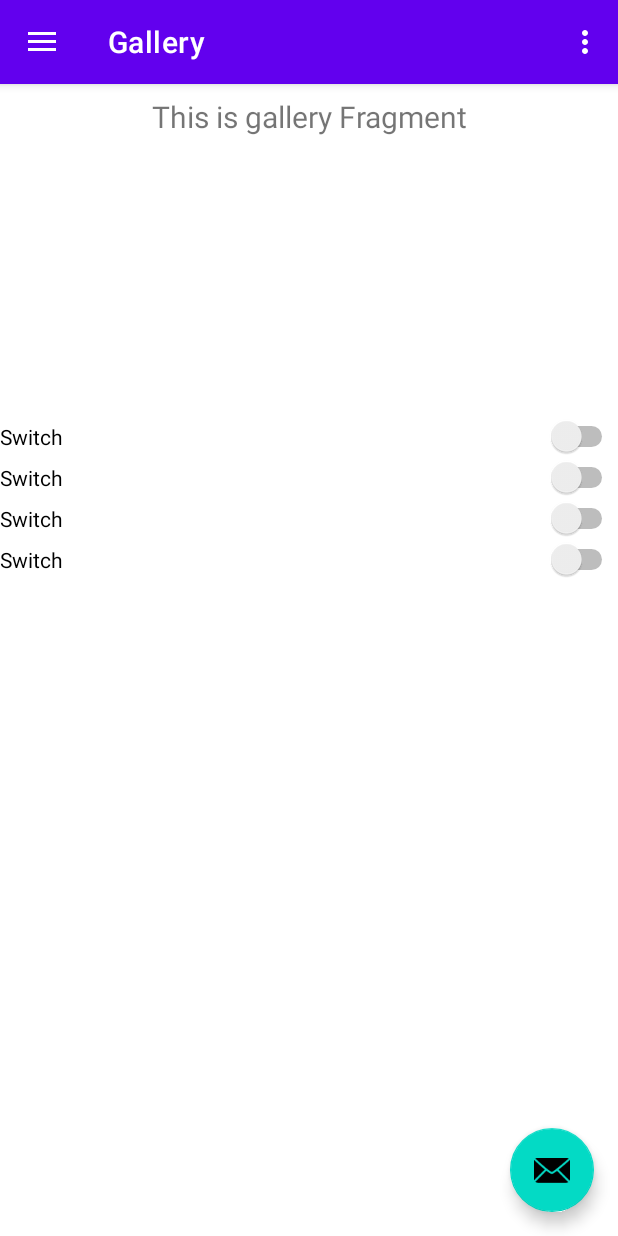
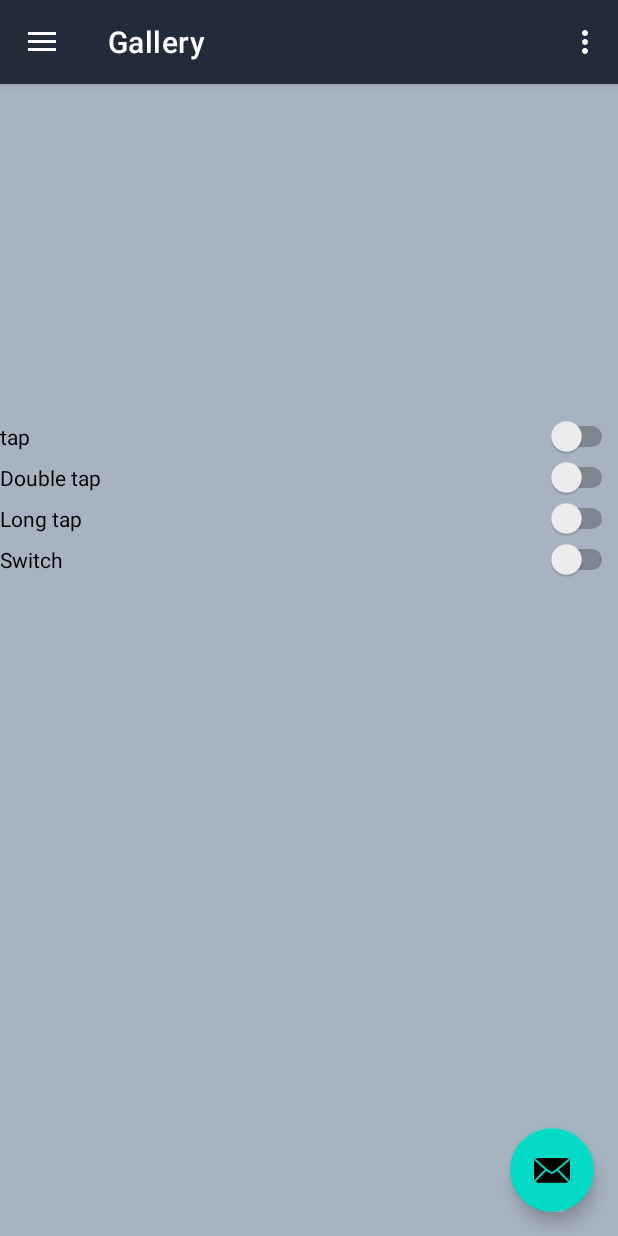
Before and after one commit to AI-paca/BlueMacro, an Android app: the DeviceFragment screen opened through its navigation route, on a phone screen of 412 x 824 dp. Run offline under Robolectric (Android 15) with nearby library versions, the phone set to English and light mode, and no system bars; our stand-ins replace navigation-ui.

Commit message:
1.0.8v colors

```diff
--- a/app/src/main/java/com/example/bluemacro/MainActivity.kt
+++ b/app/src/main/java/com/example/bluemacro/MainActivity.kt
@@ -3,9 +3,11 @@ package com.example.bluemacro
 import android.content.Intent
 import android.content.IntentFilter
 import android.os.Bundle
+import android.util.Log
 import android.view.KeyEvent
 import android.view.Menu
 import android.view.MenuItem
+import android.widget.TextView
 import com.google.android.material.snackbar.Snackbar
 import com.google.android.material.navigation.NavigationView
 import androidx.navigation.findNavController
@@ -15,6 +17,8 @@ import androidx.navigation.ui.setupActionBarWithNavController
 import androidx.navigation.ui.setupWithNavController
 import androidx.drawerlayout.widget.DrawerLayout
 import androidx.appcompat.app.AppCompatActivity
+import androidx.lifecycle.LiveData
+import androidx.lifecycle.Observer
 import com.example.bluemacro.bluetooth.GlobalPermissionRequester
 import com.example.bluemacro.bluetooth.connection.BluetoothConnectionManager
 import com.example.bluemacro.databinding.ActivityMainBinding
@@ -51,6 +55,12 @@ class MainActivity : AppCompatActivity() {
             ), drawerLayout
         )
 
+        var bluetoothManager = BluetoothConnectionManager(this, GlobalPermissionRequester(this))
+        // Имя вашего телефона
+        val headerView = navView.getHeaderView(0)
+        val myDeviceName: TextView = headerView.findViewById(R.id.my_device_name)
+        myDeviceName.text = bluetoothManager.myDeviceName
+
         setupActionBarWithNavController(navController, appBarConfiguration)
         navView.setupWithNavController(navController)
 
@@ -79,9 +89,30 @@ class MainActivity : AppCompatActivity() {
         }
     }
 
+    override fun onStart() {
+        super.onStart()
+        Log.d("MainActivity", "onStart")
+    }
+
+    override fun onResume() {
+        super.onResume()
+
+        Log.d("MainActivity", "onResume")
+    }
+
+    override fun onPause() {
+        super.onPause()
+        Log.d("MainActivity", "onPause")
+    }
+
+    override fun onStop() {
+        super.onStop()
+        Log.d("MainActivity", "onStop")
+    }
 
     override fun onDestroy() {
         super.onDestroy()
+        Log.d("MainActivity", "onDestroy")
     }
 
 }
--- a/app/src/main/java/com/example/bluemacro/bluetooth/connection/BluetoothConnectionManager.kt
+++ b/app/src/main/java/com/example/bluemacro/bluetooth/connection/BluetoothConnectionManager.kt
@@ -9,6 +9,7 @@ import android.content.Context
 import android.content.Intent
 import android.content.IntentFilter
 import android.content.pm.PackageManager
+import android.util.Log
 import android.view.KeyEvent
 import androidx.core.content.ContextCompat
 import androidx.lifecycle.LiveData
@@ -129,13 +130,6 @@ class BluetoothConnectionManager(private val context: Context, private val permi
         return connectedDevices
     }
 
-    private val bluetoothConnectionReceiver = object : BroadcastReceiver() {
-        override fun onReceive(context: Context, intent: Intent) {
-            if (BluetoothDevice.ACTION_ACL_CONNECTED == intent.action || BluetoothDevice.ACTION_ACL_DISCONNECTED == intent.action) {
-                updateConnectedDevicesList()
-            }
-        }
-    }
 
     fun registerBluetoothConnectionReceiver() {
         val filter = IntentFilter().apply {
@@ -144,7 +138,39 @@ class BluetoothConnectionManager(private val context: Context, private val permi
         }
         context.registerReceiver(bluetoothConnectionReceiver, filter)
     }
-//управление device
+    val myDeviceName: String
+        get() {
+            checkAndRequestBluetoothPermission()
+            checkAndRequestBluetoothAdminPermission()
+            return bluetoothAdapter.name ?: "Bluetooth is off"
+        }
 
+    private val _activeDeviceName = MutableLiveData<String>()
+    val activeDeviceName: LiveData<String> = _activeDeviceName
+
+    private val bluetoothConnectionReceiver = object : BroadcastReceiver() {
+        override fun onReceive(context: Context, intent: Intent) {
+            if (BluetoothDevice.ACTION_ACL_CONNECTED == intent.action || BluetoothDevice.ACTION_ACL_DISCONNECTED == intent.action) {
+                updateConnectedDevicesList()
+                _activeDeviceName.value = getActiveDeviceName()
+                Log.d("MainActivity", "Current activeDeviceName is ${_activeDeviceName.value}")
+            }
+        }
+    }
+
+    fun getActiveDeviceName(): String {
+        checkAndRequestBluetoothPermission()
+        val pairedDevices = bluetoothAdapter.bondedDevices
+        for (device in pairedDevices) {
+            val method = device.javaClass.getMethod("isConnected")
+            val connected = method.invoke(device) as Boolean
+            Log.d("MainActivity", "activeDeviceName is ${_activeDeviceName.value}")
+            if (connected) {
+                return device.name
+            }
+        }
+
+        return "No active device"
+    }
 
 }
--- a/app/src/main/java/com/example/bluemacro/ui/deviceList/DeviceFragment.kt
+++ b/app/src/main/java/com/example/bluemacro/ui/deviceList/DeviceFragment.kt
@@ -8,16 +8,15 @@ import android.graphics.Color
 import android.os.Build
 import android.os.Bundle
 import android.util.Log
-import android.view.KeyEvent
 import android.view.LayoutInflater
 import android.view.View
 import android.view.ViewGroup
 import android.widget.TextView
-import androidx.core.content.ContextCompat.registerReceiver
-import androidx.core.content.ContextCompat.startForegroundService
 import androidx.fragment.app.Fragment
-import androidx.lifecycle.ViewModelProvider
+import androidx.lifecycle.Observer
 import androidx.localbroadcastmanager.content.LocalBroadcastManager
+import com.example.bluemacro.bluetooth.GlobalPermissionRequester
+import com.example.bluemacro.bluetooth.connection.BluetoothConnectionManager
 import com.example.bluemacro.bluetooth.events.BluetoothEvent
 import com.example.bluemacro.bluetooth.events.BluetoothEventService
 import com.example.bluemacro.databinding.FragmentDeviceBinding
@@ -25,8 +24,6 @@ import com.example.bluemacro.databinding.FragmentDeviceBinding
 class DeviceFragment : Fragment(), BluetoothEvent {
 
     private var _binding: FragmentDeviceBinding? = null
-
-
 
     // This property is only valid between onCreateView and
     // onDestroyView.
@@ -40,21 +37,25 @@ class DeviceFragment : Fragment(), BluetoothEvent {
             }
         }
     }
+
+
     override fun onCreateView(
         inflater: LayoutInflater,
         container: ViewGroup?,
         savedInstanceState: Bundle?
     ): View {
-        val deviceViewModel =
-            ViewModelProvider(this).get(DeviceViewModel::class.java)
+
 
         _binding = FragmentDeviceBinding.inflate(inflater, container, false)
         val root: View = binding.root
 
+
         val textView: TextView = binding.textDevice
-        deviceViewModel.text.observe(viewLifecycleOwner) {
-            textView.text = it
-        }
+        val bluetoothManager = BluetoothConnectionManager(requireContext(), GlobalPermissionRequester(requireActivity()))
+        bluetoothManager.activeDeviceName.observe(requireActivity(), Observer { deviceName ->
+            textView.text = deviceName ?: "Device_name"
+        })
+
 
         val intent = Intent(context, BluetoothEventService::class.java)
         if (Build.VERSION.SDK_INT >= Build.VERSION_CODES.O) {
--- a/app/src/main/java/com/example/bluemacro/ui/deviceList/DeviceViewModel.kt
+++ /dev/null
@@ -1,13 +0,0 @@
-package com.example.bluemacro.ui.deviceList
-
-import androidx.lifecycle.LiveData
-import androidx.lifecycle.MutableLiveData
-import androidx.lifecycle.ViewModel
-
-class DeviceViewModel : ViewModel() {
-
-    private val _text = MutableLiveData<String>().apply {
-        value = "This is gallery Fragment"
-    }
-    val text: LiveData<String> = _text
-}
--- a/app/src/main/java/com/example/bluemacro/ui/home/HomeFragment.kt
+++ b/app/src/main/java/com/example/bluemacro/ui/home/HomeFragment.kt
@@ -51,6 +51,7 @@ class HomeFragment : Fragment() {
         paired = root.findViewById(R.id.paired)
         deviceList = root.findViewById(R.id.device_list)
 
+
         bluetoothManager.connectedDevicesList.observe(viewLifecycleOwner) { devices ->
             if (devices.isEmpty()) {
                 deviceList.text = "No devices connected"
@@ -58,7 +59,6 @@ class HomeFragment : Fragment() {
                 deviceList.text = devices.joinToString("\n")
             }
         }
-
 
         if (!bluetoothManager.isBluetoothAvailable())
             statusBluetooth.text = "Bluetooth is unavailable"
--- a/app/src/main/res/layout/app_bar_main.xml
+++ b/app/src/main/res/layout/app_bar_main.xml
@@ -7,6 +7,7 @@
     tools:context=".MainActivity">
 
     <com.google.android.material.appbar.AppBarLayout
+        android:id="@+id/appBarLayout"
         android:layout_width="match_parent"
         android:layout_height="wrap_content"
         android:theme="@style/Theme.BlueMacro.AppBarOverlay">
--- a/app/src/main/res/layout/fragment_device.xml
+++ b/app/src/main/res/layout/fragment_device.xml
@@ -24,19 +24,19 @@
             android:id="@+id/switch1"
             android:layout_width="match_parent"
             android:layout_height="wrap_content"
-            android:text="Switch" />
+            android:text="tap" />
 
         <Switch
             android:id="@+id/switch3"
             android:layout_width="match_parent"
             android:layout_height="wrap_content"
-            android:text="Switch" />
+            android:text="Double tap" />
 
         <Switch
             android:id="@+id/switch4"
             android:layout_width="match_parent"
             android:layout_height="wrap_content"
-            android:text="Switch" />
+            android:text="Long tap" />
 
         <Switch
             android:id="@+id/switch5"
--- a/app/src/main/res/layout/fragment_home.xml
+++ b/app/src/main/res/layout/fragment_home.xml
@@ -69,7 +69,6 @@
         android:layout_height="wrap_content"
         android:fontFamily="monospace"
         android:text="Bluetooth is unavalable"
-        android:textColor="@color/purple_500"
         android:textSize="26dp"
         app:layout_constraintBottom_toBottomOf="parent"
         app:layout_constraintEnd_toEndOf="parent"
--- a/app/src/main/res/values/themes.xml
+++ b/app/src/main/res/values/themes.xml
@@ -1,17 +1,24 @@
 <resources xmlns:tools="http://schemas.android.com/tools">
     <!-- Base application theme. -->
     <style name="Theme.BlueMacro" parent="Theme.MaterialComponents.DayNight.DarkActionBar">
-        <!-- Primary brand color. -->
-        <item name="colorPrimary">@color/purple_500</item>
+        <!-- Customize your theme here. -->
+        <item name="android:windowBackground">@color/gray</item>
+        <item name="colorPrimary">@color/charcoal</item>
         <item name="colorPrimaryVariant">@color/purple_700</item>
-        <item name="colorOnPrimary">@color/white</item>
-        <!-- Secondary brand color. -->
+        <item name="colorOnPrimary">@color/gray_white</item>
         <item name="colorSecondary">@color/teal_200</item>
         <item name="colorSecondaryVariant">@color/teal_700</item>
         <item name="colorOnSecondary">@color/black</item>
-        <!-- Status bar color. -->
         <item name="android:statusBarColor">?attr/colorPrimaryVariant</item>
-        <!-- Customize your theme here. -->
+
+        <!-- NavigationView styles -->
+        <item name="navigationViewStyle">@style/MyNavigationViewStyle</item>
+    </style>
+
+    <!-- NavigationView styles -->
+    <style name="MyNavigationViewStyle" parent="Widget.Design.NavigationView">
+        <item name="android:background">@color/gray</item>
+        <item name="itemTextColor">@color/charcoal</item>
     </style>
 
     <style name="Theme.BlueMacro.NoActionBar">
```
Also changed, not shown: app/src/main/java/com/example/bluemacro/bluetooth/events/BluetoothEventService.kt (+9 -5 lines), app/src/main/res/layout/nav_header_main.xml (+4 -3 lines), app/src/main/res/values/colors.xml (+19 -3 lines), 1 other file.
